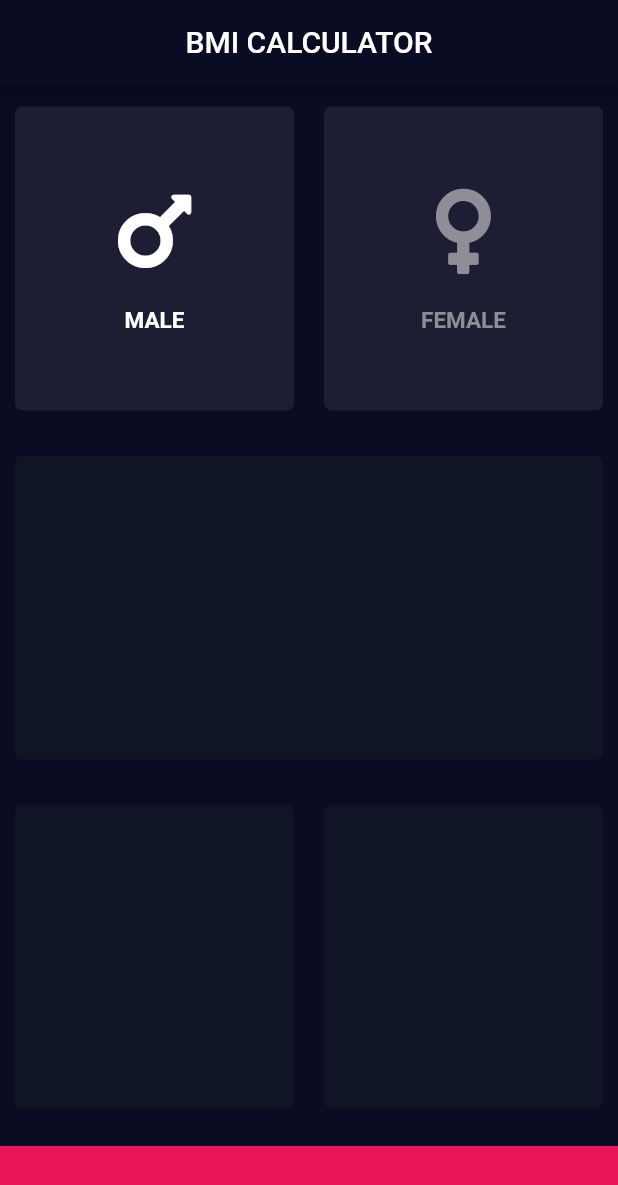
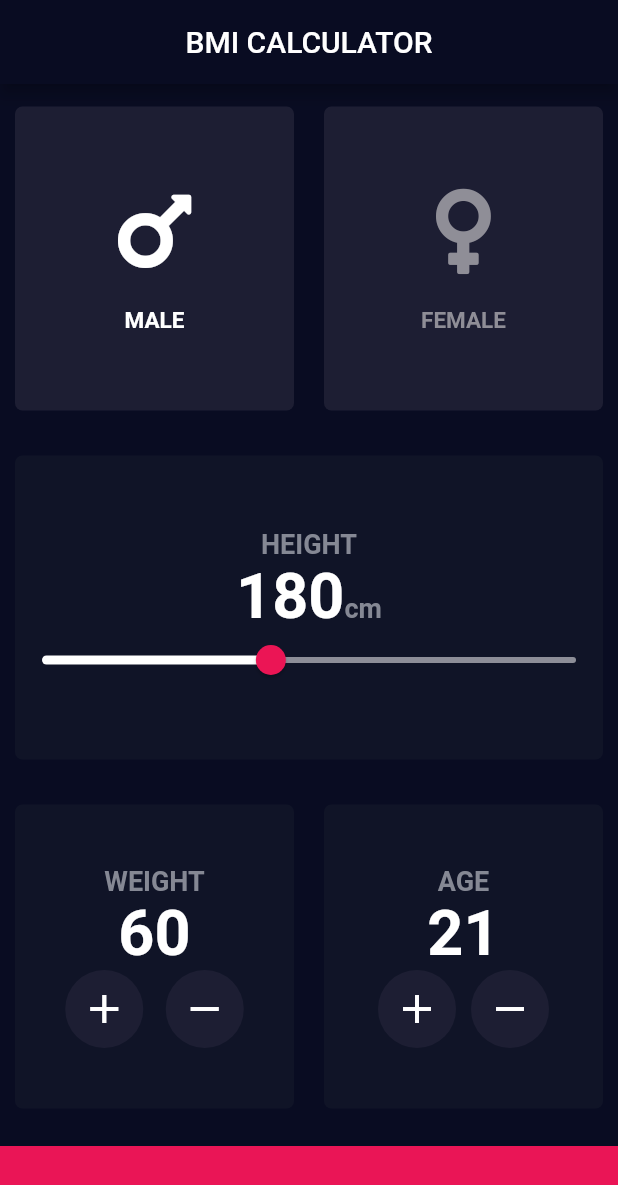
Before and after one commit to Legendree/BmiApplication, a Flutter app: the screen it shows after launch, on a phone screen of 412 x 824 dp. Shown: the top 1185 px of the screen. Run offline on Flutter 3.47's test engine with Material 2 defaults, Android fonts, the phone set to English and light mode, and no system bars; our stand-ins replace font_awesome_flutter.

Commit message:
New files added

```diff
--- /dev/null
+++ b/lib/CustomBmiSlider.dart
@@ -0,0 +1,26 @@
+import 'package:flutter/material.dart';
+
+class BmiCustomSlider extends StatefulWidget {
+  BmiCustomSlider({@required this.bmiSlider});
+
+  Slider bmiSlider;
+
+  @override
+  _BmiCustomSliderState createState() => _BmiCustomSliderState();
+}
+
+class _BmiCustomSliderState extends State<BmiCustomSlider> {
+  @override
+  Widget build(BuildContext context) {
+    return SliderTheme(
+        data: SliderTheme.of(context).copyWith(
+          activeTrackColor: Colors.white,
+          inactiveTrackColor: Color(0xFF8D8E98),
+          thumbColor: Color(0xFFEB1555),
+          thumbShape: RoundSliderThumbShape(enabledThumbRadius: 10.0),
+          overlayColor: Color.fromARGB(125, 177, 16, 64),
+          overlayShape: RoundSliderOverlayShape(overlayRadius: 18.0),
+        ),
+        child: widget.bmiSlider);
+  }
+}
--- /dev/null
+++ b/lib/constants.dart
@@ -0,0 +1,10 @@
+import 'package:flutter/material.dart';
+
+const kBottomContainerHeight = 60.0;
+const kSexContainerColor = Color(0xFF1D1E33);
+const kBmiContainerColor = Color(0xFF101427);
+
+const kTextStyle = TextStyle(
+    fontSize: 18, color: Color(0xFF858894), fontWeight: FontWeight.bold);
+
+const kValueStyle = TextStyle(fontSize: 42, fontWeight: FontWeight.bold);
--- a/lib/input_page.dart
+++ b/lib/input_page.dart
@@ -2,10 +2,8 @@ import 'package:flutter/material.dart';
 import 'icon_content.dart';
 import 'reusable_card.dart';
 import 'package:font_awesome_flutter/font_awesome_flutter.dart';
-
-const bottomContainerHeight = 60.0;
-const sexContainerColor = Color(0xFF1D1E33);
-const bmiContainerColor = Color(0xFF101427);
+import 'constants.dart';
+import 'CustomBmiSlider.dart';
 
 class InputPage extends StatefulWidget {
   @override
@@ -16,6 +14,10 @@ class _InputPageState extends State<InputPage> {
   bool isMaleSelected = true;
   bool isFemaleSelected = false;
 
+  int height = 180;
+  int weight = 60;
+  int age = 21;
+
   @override
   Widget build(BuildContext context) {
     return Scaffold(
@@ -23,6 +25,7 @@ class _InputPageState extends State<InputPage> {
         title: Center(child: Text('BMI CALCULATOR')),
       ),
       body: Column(
+        crossAxisAlignment: CrossAxisAlignment.stretch,
         children: <Widget>[
           Expanded(
               child: Row(
@@ -35,7 +38,7 @@ class _InputPageState extends State<InputPage> {
                       isFemaleSelected = false;
                     });
                   },
-                  color: sexContainerColor,
+                  color: kSexContainerColor,
                   cardChild: IconWidget(
                       text: 'MALE',
                       isActive: isMaleSelected,
@@ -50,7 +53,7 @@ class _InputPageState extends State<InputPage> {
                       isFemaleSelected = true;
                     });
                   },
-                  color: sexContainerColor,
+                  color: kSexContainerColor,
                   cardChild: IconWidget(
                       text: 'FEMALE',
                       isActive: isFemaleSelected,
@@ -60,16 +63,115 @@ class _InputPageState extends State<InputPage> {
             ],
           )),
           Expanded(
-            child: ReusableCard(color: bmiContainerColor),
+            child: ReusableCard(
+              color: kBmiContainerColor,
+              cardChild: Column(
+                mainAxisAlignment: MainAxisAlignment.center,
+                children: <Widget>[
+                  Text('HEIGHT', style: kTextStyle),
+                  Row(
+                    mainAxisAlignment: MainAxisAlignment.center,
+                    crossAxisAlignment: CrossAxisAlignment.baseline,
+                    textBaseline: TextBaseline.alphabetic,
+                    children: <Widget>[
+                      Text(
+                        height.toString(),
+                        style: kValueStyle,
+                      ),
+                      Text('cm', style: kTextStyle),
+                    ],
+                  ),
+                  BmiCustomSlider(
+                    bmiSlider: Slider(
+                      value: height.toDouble(),
+                      min: 120.0,
+                      max: 260.0,
+                      onChanged: (double newValue) {
+                        setState(() {
+                          height = newValue.toInt();
+                        });
+                      },
+                    ),
+                  ),
+                ],
+              ),
+            ),
           ),
           Expanded(
               child: Row(
             children: <Widget>[
               Expanded(
-                child: ReusableCard(color: bmiContainerColor),
+                child: ReusableCard(
+                  color: kBmiContainerColor,
+                  cardChild: Column(
+                    mainAxisAlignment: MainAxisAlignment.center,
+                    children: <Widget>[
+                      Text('WEIGHT', style: kTextStyle),
+                      Text(weight.toString(), style: kValueStyle),
+                      Row(
+                        crossAxisAlignment: CrossAxisAlignment.center,
+                        mainAxisAlignment: MainAxisAlignment.center,
+                        children: <Widget>[
+                          RoundIconButton(
+                            icon: Icons.add,
+                            exec: () {
+                              setState(() {
+                                ++weight;
+                                if (weight > 260) weight = 260;
+                              });
+                            },
+                          ),
+                          SizedBox(width: 15),
+                          RoundIconButton(
+                            icon: Icons.remove,
+                            exec: () {
+                              setState(() {
+                                --weight;
+                                if (weight < 32) weight = 32;
+                              });
+                            },
+                          ),
+                        ],
+                      ),
+                    ],
+                  ),
+                ),
               ),
               Expanded(
-                child: ReusableCard(color: bmiContainerColor),
+                child: ReusableCard(
+                  color: kBmiContainerColor,
+                  cardChild: Column(
+                    mainAxisAlignment: MainAxisAlignment.center,
+                    children: <Widget>[
+                      Text('AGE', style: kTextStyle),
+                      Text(age.toString(), style: kValueStyle),
+                      Row(
+                        mainAxisAlignment: MainAxisAlignment.center,
+                        crossAxisAlignment: CrossAxisAlignment.center,
+                        children: <Widget>[
+                          RoundIconButton(
+                            icon: Icons.add,
+                            exec: () {
+                              setState(() {
+                                ++age;
+                                if (age > 120) age = 120;
+                              });
+                            },
+                          ),
+                          SizedBox(width: 10),
+                          RoundIconButton(
+                              icon: Icons.remove,
+                              exec: () {
+                                setState(() {
+                                  --age;
+                                  if (age < 3) age = 3;
+                                });
+                              })
+                        ],
+                      ),
+                    ],
+                  ),
+                ),
               )
             ],
           )),
@@ -77,10 +179,31 @@ class _InputPageState extends State<InputPage> {
             color: Color(0xFFEA1556),
             margin: EdgeInsets.only(top: 10.0),
             width: double.infinity,
-            height: bottomContainerHeight,
+            height: kBottomContainerHeight,
           )
         ],
       ),
     );
   }
 }
+
+class RoundIconButton extends StatelessWidget {
+  RoundIconButton({this.icon, this.exec});
+
+  final IconData icon;
+  final Function exec;
+
+  @override
+  Widget build(BuildContext context) {
+    return RawMaterialButton(
+      child: Icon(icon, color: Colors.white, size: 32),
+      shape: CircleBorder(),
+      fillColor: kSexContainerColor,
+      constraints: BoxConstraints.tightFor(width: 52, height: 52),
+      onPressed: exec,
+      elevation: 0,
+      focusElevation: 0,
+      highlightElevation: 0,
+    );
+  }
+}
```
